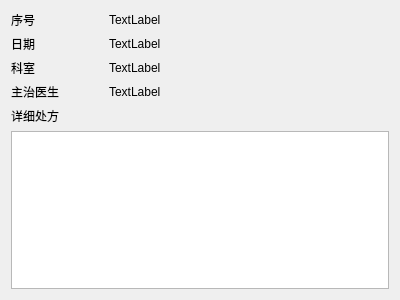
This is code/patient/prescription.ui in laonuo2004/cpp-qt-medical-system as Qt 5 draws it before an edit. The edited form follows.
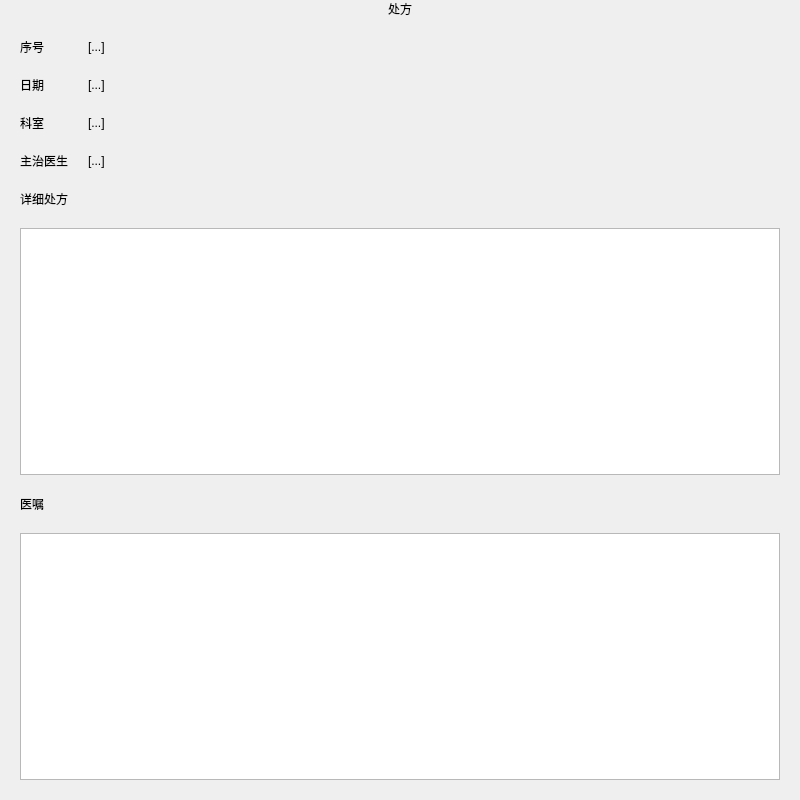
This is the edited form.

Diff of the .ui file:
```diff
--- a/code/patient/prescription.ui
+++ b/code/patient/prescription.ui
@@ -6,18 +6,49 @@
    <rect>
     <x>0</x>
     <y>0</y>
-    <width>400</width>
-    <height>300</height>
+    <width>800</width>
+    <height>800</height>
    </rect>
   </property>
   <property name="windowTitle">
    <string>处方</string>
   </property>
   <layout class="QVBoxLayout" name="verticalLayout">
+   <property name="spacing">
+    <number>20</number>
+   </property>
+   <property name="leftMargin">
+    <number>20</number>
+   </property>
+   <property name="topMargin">
+    <number>0</number>
+   </property>
+   <property name="rightMargin">
+    <number>20</number>
+   </property>
+   <property name="bottomMargin">
+    <number>20</number>
+   </property>
+   <item>
+    <widget class="QLabel" name="HeaderLabel">
+     <property name="text">
+      <string>处方</string>
+     </property>
+     <property name="alignment">
+      <set>Qt::AlignCenter</set>
+     </property>
+    </widget>
+   </item>
    <item>
     <layout class="QFormLayout" name="formLayout">
+     <property name="formAlignment">
+      <set>Qt::AlignLeading|Qt::AlignLeft|Qt::AlignVCenter</set>
+     </property>
      <property name="horizontalSpacing">
-      <number>50</number>
+      <number>20</number>
+     </property>
+     <property name="verticalSpacing">
+      <number>20</number>
      </property>
      <item row="0" column="0">
       <widget class="QLabel" name="label">
@@ -32,7 +63,7 @@
      <item row="0" column="1">
       <widget class="QLabel" name="label_6">
        <property name="text">
-        <string>TextLabel</string>
+        <string>[...]</string>
        </property>
       </widget>
      </item>
@@ -49,7 +80,7 @@
      <item row="1" column="1">
       <widget class="QLabel" name="label_7">
        <property name="text">
-        <string>TextLabel</string>
+        <string>[...]</string>
        </property>
       </widget>
      </item>
@@ -66,7 +97,7 @@
      <item row="2" column="1">
       <widget class="QLabel" name="label_8">
        <property name="text">
-        <string>TextLabel</string>
+        <string>[...]</string>
        </property>
       </widget>
      </item>
@@ -83,7 +114,7 @@
      <item row="3" column="1">
       <widget class="QLabel" name="label_9">
        <property name="text">
-        <string>TextLabel</string>
+        <string>[...]</string>
        </property>
       </widget>
      </item>
@@ -97,7 +128,17 @@
     </widget>
    </item>
    <item>
-    <widget class="QTextBrowser" name="textBrowser"/>
+    <widget class="QTextBrowser" name="PrescriptionDetail"/>
+   </item>
+   <item>
+    <widget class="QLabel" name="label_11">
+     <property name="text">
+      <string>医嘱</string>
+     </property>
+    </widget>
+   </item>
+   <item>
+    <widget class="QTextBrowser" name="MedicalOrder"/>
    </item>
   </layout>
  </widget>
```
